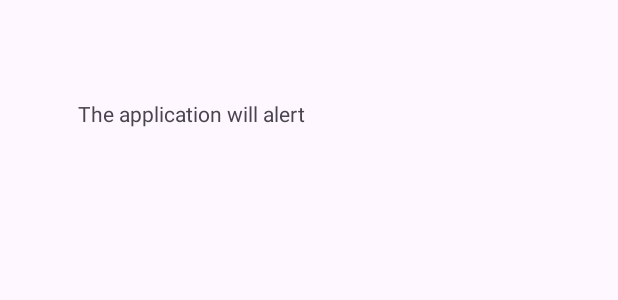
After one commit to IM594/FreshPal, an Android app: the layout reminder.xml on its own in the app's theme, with its tools: preview values and no code run, on a phone screen of 412 x 824 dp. The commit adds this screen. Shown: the top 300 px of the screen. Run offline under Robolectric (Android 15) with nearby library versions, the phone set to English and light mode, and no system bars.

Commit message:
add reminder page
from

```diff
--- a/app/src/main/java/comp5216/sydney/edu/au/grocerylist/MainActivity.java
+++ b/app/src/main/java/comp5216/sydney/edu/au/grocerylist/MainActivity.java
@@ -5,6 +5,7 @@ import androidx.appcompat.app.AppCompatActivity;
 import androidx.recyclerview.widget.LinearLayoutManager;
 import androidx.recyclerview.widget.RecyclerView;
 
+import android.content.Intent;
 import android.os.Build;
 import android.os.Bundle;
 import android.util.Log;
@@ -12,6 +13,7 @@ import android.view.LayoutInflater;
 import android.view.View;
 import android.view.ViewGroup;
 import android.view.WindowManager;
+import android.widget.Button;
 import android.widget.DatePicker;
 import android.widget.EditText;
 import android.widget.TextView;
@@ -38,6 +40,9 @@ public class MainActivity extends AppCompatActivity {
     private Date selectedDate;
     private String selectedDateStr;
     private SimpleDateFormat dateFormat = new SimpleDateFormat("yyyy-MM-dd", Locale.US);
+
+    /* for test reminder page*/
+    Button re;
 
     @Override
     protected void onCreate(Bundle savedInstanceState) {
@@ -74,7 +79,6 @@ public class MainActivity extends AppCompatActivity {
 
         // set the status bar to light color (black text)
         getWindow().getDecorView().setSystemUiVisibility(View.SYSTEM_UI_FLAG_LIGHT_STATUS_BAR);
-
     }
 
     public void onAddItemClick(View view) {
--- /dev/null
+++ b/app/src/main/java/comp5216/sydney/edu/au/grocerylist/Reminder.java
@@ -0,0 +1,20 @@
+package comp5216.sydney.edu.au.grocerylist;
+import androidx.appcompat.app.AppCompatActivity;
+import android.os.Bundle;
+import android.widget.Toolbar;
+
+
+
+public class Reminder extends AppCompatActivity {
+    @Override
+    protected void onCreate(Bundle saveInstanceState){
+        super.onCreate(saveInstanceState);
+        setContentView(R.layout.reminder);
+
+        //Toolbar toolbar =(Toolbar)findViewById(R.id.toolbar);
+        //setSupportActionBar(toolbar);
+        //getSupportActionBar().setDisplayHomeAsUpEnabled(ture);
+
+    }
+
+}
--- /dev/null
+++ b/app/src/main/res/layout/reminder.xml
@@ -0,0 +1,18 @@
+<?xml version="1.0" encoding="utf-8"?>
+<androidx.constraintlayout.widget.ConstraintLayout xmlns:android="http://schemas.android.com/apk/res/android"
+    xmlns:app="http://schemas.android.com/apk/res-auto"
+    xmlns:tools="http://schemas.android.com/tools"
+    android:layout_width="match_parent"
+             android:layout_height="match_parent">
+
+
+    <TextView
+        android:id="@+id/textView1"
+        android:layout_width="wrap_content"
+        android:layout_height="wrap_content"
+        android:layout_marginStart="52dp"
+        android:layout_marginTop="66dp"
+        android:text="The application will alert"
+        app:layout_constraintStart_toStartOf="parent"
+        app:layout_constraintTop_toTopOf="parent" />
+</androidx.constraintlayout.widget.ConstraintLayout>
--- a/app/src/main/res/values/styles.xml
+++ b/app/src/main/res/values/styles.xml
@@ -9,6 +9,6 @@
 <!--        <item name="colorPrimary">@color/md_theme_light_onPrimary</item>-->
 <!--        <item name="buttonStyle">@style/Widget.Material3.Button</item>-->
 
+    </style>
 
-    </style>
 </resources>
```
Also changed, not shown: 1 other file.
